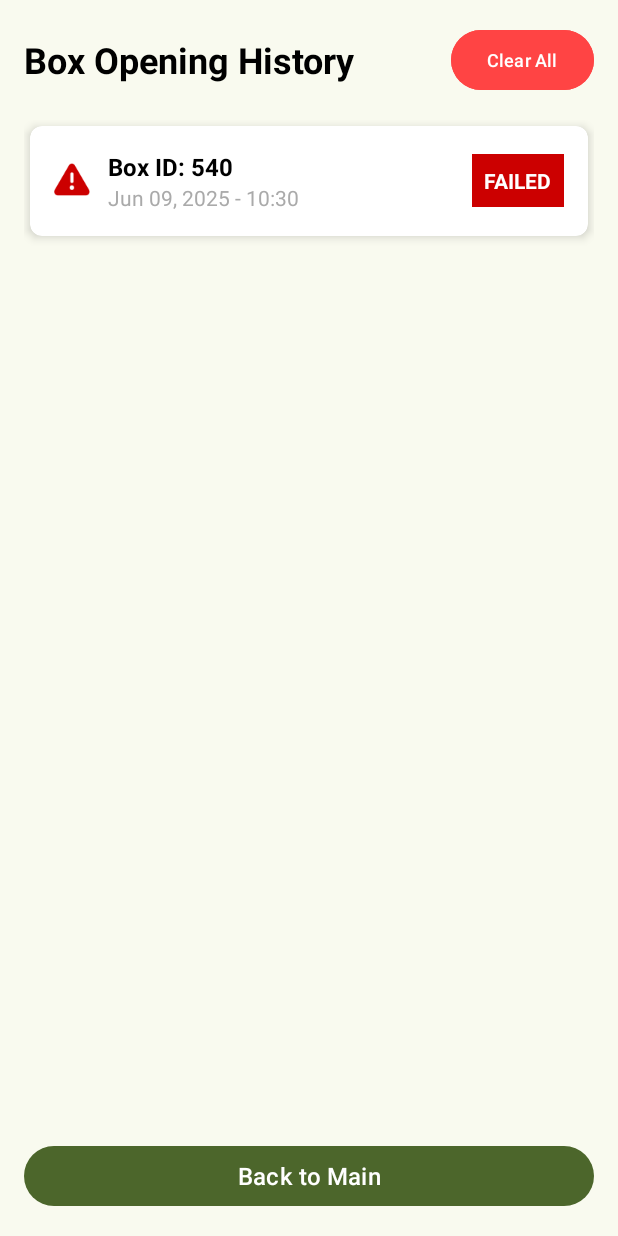
After one commit to Postarji/Paketnik, an Android app: the HistoryActivity screen opened directly, with no data from a screen before it, on a phone screen of 412 x 824 dp. The commit adds this screen. Run offline under Robolectric (Android 15) with nearby library versions, the phone set to English and light mode, and no system bars.

Commit message:
PAM-77 Box opening history implemented

```diff
--- a/PROGRAMSKI-JEZIKI/app/build.gradle.kts
+++ b/PROGRAMSKI-JEZIKI/app/build.gradle.kts
@@ -64,4 +64,7 @@ dependencies {
     implementation(libs.retrofit)
     implementation(libs.retrofit.converter.gson)
     implementation(libs.okhttp.logging.interceptor)
+    implementation(libs.gson)
+    implementation(libs.cardview)
+    implementation(libs.recyclerview)
 }
--- a/PROGRAMSKI-JEZIKI/app/src/main/AndroidManifest.xml
+++ b/PROGRAMSKI-JEZIKI/app/src/main/AndroidManifest.xml
@@ -35,6 +35,10 @@
             android:name=".RegisterActivity"
             android:exported="true" />
         <activity android:name=".FaceVerificationActivity" />
+
+        <activity
+            android:name=".HistoryActivity"
+            android:exported="true" />
     </application>
 
 </manifest>
--- /dev/null
+++ b/PROGRAMSKI-JEZIKI/app/src/main/java/com/example/postarjiapp/HistoryActivity.kt
@@ -0,0 +1,83 @@
+package com.example.postarjiapp
+
+import android.os.Bundle
+import android.view.View
+import android.widget.Button
+import android.widget.TextView
+import androidx.appcompat.app.AlertDialog
+import androidx.appcompat.app.AppCompatActivity
+import androidx.recyclerview.widget.LinearLayoutManager
+import androidx.recyclerview.widget.RecyclerView
+
+class HistoryActivity : AppCompatActivity() {
+
+    private lateinit var recyclerViewHistory: RecyclerView
+    private lateinit var tvEmptyMessage: TextView
+    private lateinit var btnClearHistory: Button
+    private lateinit var btnBack: Button
+
+    override fun onCreate(savedInstanceState: Bundle?) {
+        super.onCreate(savedInstanceState)
+        setContentView(R.layout.activity_history)
+
+        initViews()
+        setupRecyclerView()
+        setupButtons()
+        loadHistory()
+    }
+
+    private fun initViews() {
+        recyclerViewHistory = findViewById(R.id.recyclerViewHistory)
+        tvEmptyMessage = findViewById(R.id.tvEmptyMessage)
+        btnClearHistory = findViewById(R.id.btnClearHistory)
+        btnBack = findViewById(R.id.btnBack)
+    }
+
+    private fun setupRecyclerView() {
+        recyclerViewHistory.layoutManager = LinearLayoutManager(this)
+    }
+
+    private fun setupButtons() {
+        btnBack.setOnClickListener {
+            finish()
+        }
+
+        btnClearHistory.setOnClickListener {
+            showClearHistoryDialog()
+        }
+    }
+
+    private fun loadHistory() {
+        val history = HistoryManager.getHistory(this)
+
+        if (history.isEmpty()) {
+            tvEmptyMessage.visibility = View.VISIBLE
+            recyclerViewHistory.visibility = View.GONE
+            btnClearHistory.isEnabled = false
+        } else {
+            tvEmptyMessage.visibility = View.GONE
+            recyclerViewHistory.visibility = View.VISIBLE
+            btnClearHistory.isEnabled = true
+
+            val adapter = HistoryAdapter(history)
+            recyclerViewHistory.adapter = adapter
+        }
+    }
+
+    private fun showClearHistoryDialog() {
+        AlertDialog.Builder(this)
+            .setTitle("Clear History")
+            .setMessage("Are you sure you want to clear all history? This action cannot be undone.")
+            .setPositiveButton("Clear") { _, _ ->
+                HistoryManager.clearHistory(this)
+                loadHistory()
+            }
+            .setNegativeButton("Cancel", null)
+            .show()
+    }
+
+    override fun onResume() {
+        super.onResume()
+        loadHistory() // Refresh history when returning to this activity
+    }
+}
--- /dev/null
+++ b/PROGRAMSKI-JEZIKI/app/src/main/java/com/example/postarjiapp/HistoryAdapter.kt
@@ -0,0 +1,59 @@
+package com.example.postarjiapp
+
+import android.view.LayoutInflater
+import android.view.View
+import android.view.ViewGroup
+import android.widget.ImageView
+import android.widget.TextView
+import androidx.core.content.ContextCompat
+import androidx.recyclerview.widget.RecyclerView
+import java.text.SimpleDateFormat
+import java.util.Locale
+
+class HistoryAdapter(private val historyList: List<BoxOpeningHistory>) :
+    RecyclerView.Adapter<HistoryAdapter.HistoryViewHolder>() {
+
+    private val dateFormat = SimpleDateFormat("MMM dd, yyyy - HH:mm", Locale.getDefault())
+
+    class HistoryViewHolder(itemView: View) : RecyclerView.ViewHolder(itemView) {
+        val ivStatus: ImageView = itemView.findViewById(R.id.ivStatus)
+        val tvBoxId: TextView = itemView.findViewById(R.id.tvBoxId)
+        val tvTimestamp: TextView = itemView.findViewById(R.id.tvTimestamp)
+        val tvResult: TextView = itemView.findViewById(R.id.tvResult)
+    }
+
+    override fun onCreateViewHolder(parent: ViewGroup, viewType: Int): HistoryViewHolder {
+        val view = LayoutInflater.from(parent.context)
+            .inflate(R.layout.item_history, parent, false)
+        return HistoryViewHolder(view)
+    }
+
+    override fun onBindViewHolder(holder: HistoryViewHolder, position: Int) {
+        val history = historyList[position]
+
+        holder.tvBoxId.text = "Box ID: ${history.boxId}"
+        holder.tvTimestamp.text = dateFormat.format(history.timestamp)
+
+        if (history.wasSuccessful) {
+            holder.tvResult.text = "SUCCESS"
+            holder.tvResult.setBackgroundColor(
+                ContextCompat.getColor(holder.itemView.context, android.R.color.holo_green_dark)
+            )
+            holder.ivStatus.setImageResource(android.R.drawable.ic_dialog_info)
+            holder.ivStatus.setColorFilter(
+                ContextCompat.getColor(holder.itemView.context, android.R.color.holo_green_dark)
+            )
+        } else {
+            holder.tvResult.text = "FAILED"
+            holder.tvResult.setBackgroundColor(
+                ContextCompat.getColor(holder.itemView.context, android.R.color.holo_red_dark)
+            )
+            holder.ivStatus.setImageResource(android.R.drawable.ic_dialog_alert)
+            holder.ivStatus.setColorFilter(
+                ContextCompat.getColor(holder.itemView.context, android.R.color.holo_red_dark)
+            )
+        }
+    }
+
+    override fun getItemCount(): Int = historyList.size
+}
--- a/PROGRAMSKI-JEZIKI/gradle/libs.versions.toml
+++ b/PROGRAMSKI-JEZIKI/gradle/libs.versions.toml
@@ -18,6 +18,9 @@ zxing = "3.3.0"
 kotlinx-coroutines = "1.6.4"
 retrofit = "2.9.0"
 androidx-camera = "1.3.0"
+gson = "2.10.1"
+cardview = "1.0.0"
+recyclerview = "1.3.2"
 
 [libraries]
 androidx-core-ktx = { group = "androidx.core", name = "core-ktx", version.ref = "coreKtx" }
@@ -42,6 +45,9 @@ androidx-camera-core = { module = "androidx.camera:camera-core", version.ref = "
 androidx-camera-camera2 = { module = "androidx.camera:camera-camera2", version.ref = "androidx-camera" }
 androidx-camera-lifecycle = { module = "androidx.camera:camera-lifecycle", version.ref = "androidx-camera" }
 androidx-camera-view = { module = "androidx.camera:camera-view", version.ref = "androidx-camera" }
+gson = { group = "com.google.code.gson", name = "gson", version.ref = "gson" }
+cardview = { group = "androidx.cardview", name = "cardview", version.ref = "cardview" }
+recyclerview = { group = "androidx.recyclerview", name = "recyclerview", version.ref = "recyclerview" }
 
 [plugins]
 android-application = { id = "com.android.application", version.ref = "agp" }
```
Also changed, not shown: PROGRAMSKI-JEZIKI/app/src/main/java/com/example/postarjiapp/MainActivity.kt (+63 -4 lines), PROGRAMSKI-JEZIKI/app/src/main/res/layout/activity_main.xml (+14 -1 lines).
